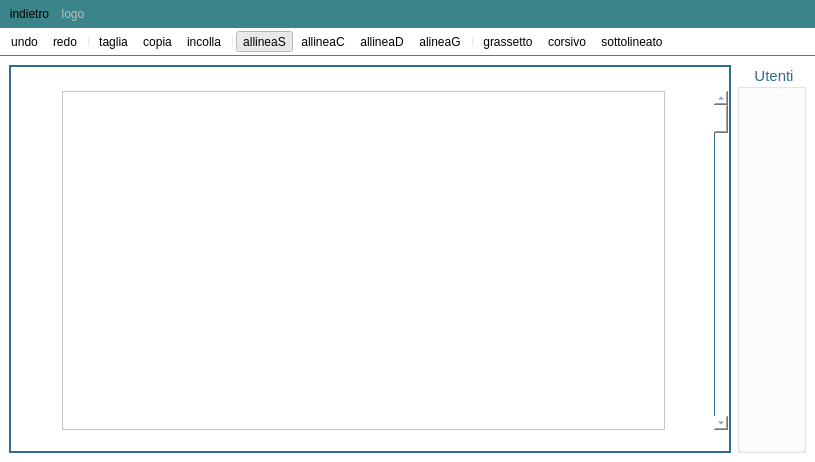
Old version of the form Client/editor.ui in the repository MarcoFlo/Google-Drive.
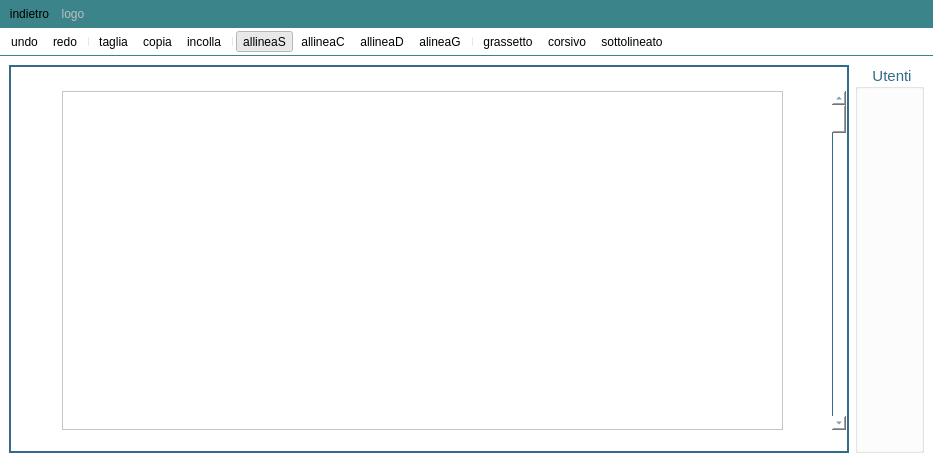
New version of the form. Icons and pictures are not drawn.

Diff of the .ui file:
```diff
--- a/Client/editor.ui
+++ b/Client/editor.ui
@@ -6,7 +6,7 @@
    <rect>
     <x>0</x>
     <y>0</y>
-    <width>815</width>
+    <width>933</width>
     <height>462</height>
    </rect>
   </property>
@@ -29,6 +29,12 @@
    <string notr="true">background-color:white</string>
   </property>
   <widget class="QWidget" name="centralwidget">
+   <property name="sizePolicy">
+    <sizepolicy hsizetype="Expanding" vsizetype="Expanding">
+     <horstretch>0</horstretch>
+     <verstretch>0</verstretch>
+    </sizepolicy>
+   </property>
    <layout class="QHBoxLayout" name="horizontalLayout">
     <item>
      <layout class="QHBoxLayout" name="horizontalLayout_3">
```
